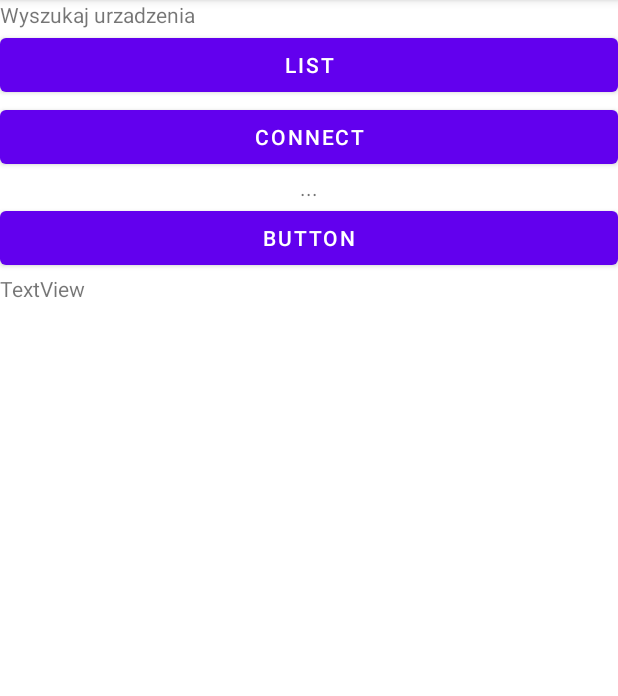
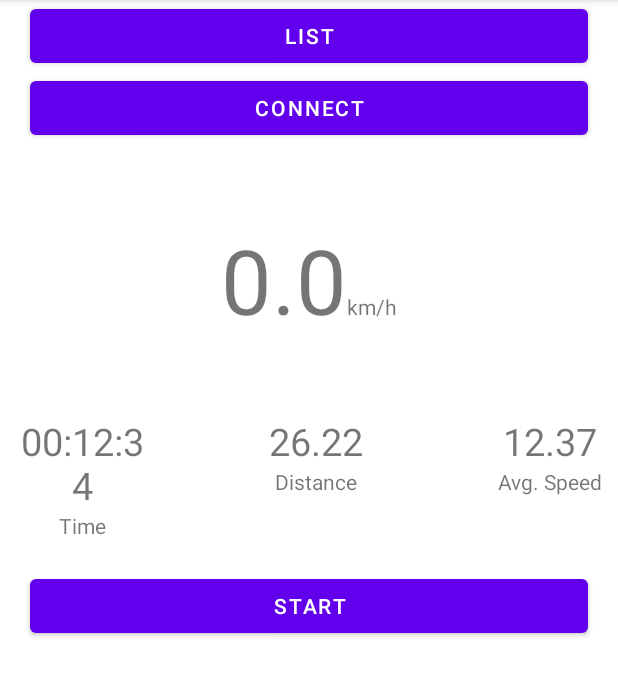
Before and after one commit to JJayU/SpeedMeterProject, an Android app: the screen it shows after launch (MainActivity), on a phone screen of 412 x 824 dp, the part 84-780 px from its top. Run offline under Robolectric (Android 15) with nearby library versions, the phone set to English and light mode, and no system bars; our stand-ins replace RxJava, data binding; libraries missing offline, so code that uses them is left out: com.harrysoft.androidbluetoothserial; 1 statement that could not run was skipped.

Commit message:
Basic GUI built.

```diff
--- a/app/src/main/java/com/example/speedmeterproject/BluetoothBridge.kt
+++ b/app/src/main/java/com/example/speedmeterproject/BluetoothBridge.kt
@@ -81,7 +81,8 @@ class BluetoothBridge(private val context: Context, private var binding: Activit
         }
 
         //TODO -> check if message is correct
-        binding.textView2.text = message
+        val speed : Double = message.toDouble() / 10.0
+        binding.actualSpeed.text = String.format("%04.1f", speed)
     }
 
     private fun onError(error : Throwable) {
--- a/app/src/main/java/com/example/speedmeterproject/MainActivity.kt
+++ b/app/src/main/java/com/example/speedmeterproject/MainActivity.kt
@@ -37,12 +37,8 @@ class MainActivity : AppCompatActivity() {
         }
 
         binding.ConnectButton.setOnClickListener() {
-            bluetoothBridge.setMacAddress("98:D3:31:F4:03:F5")
+            bluetoothBridge.setMacAddress("98:D3:31:F4:03:F5") //temporary
             bluetoothBridge.connectDevice()
-        }
-
-        binding.updatebutton.setOnClickListener() {
-            //binding.textView3.text = bluetoothBridge.testInt.toString()
         }
     }
 
--- a/app/src/main/res/layout/activity_main.xml
+++ b/app/src/main/res/layout/activity_main.xml
@@ -9,41 +9,129 @@
         android:layout_height="match_parent"
         android:orientation="vertical">
 
-        <TextView
-            android:id="@+id/textView"
-            android:layout_width="match_parent"
-            android:layout_height="wrap_content"
-            android:text="Wyszukaj urzadzenia" />
-
         <Button
             android:id="@+id/search_devices_button"
             android:layout_width="match_parent"
             android:layout_height="wrap_content"
+            android:layout_marginHorizontal="20dp"
             android:text="List" />
 
         <Button
             android:id="@+id/ConnectButton"
             android:layout_width="match_parent"
             android:layout_height="wrap_content"
+            android:layout_marginHorizontal="20dp"
             android:text="Connect" />
 
-        <TextView
-            android:id="@+id/textView2"
+        <LinearLayout
+            android:layout_width="wrap_content"
+            android:layout_height="wrap_content"
+            android:layout_gravity="center_horizontal"
+            android:layout_marginTop="50dp"
+            android:layout_marginBottom="50dp"
+            android:orientation="horizontal">
+
+            <TextView
+                android:id="@+id/actualSpeed"
+                android:layout_width="wrap_content"
+                android:layout_height="wrap_content"
+                android:text="0.0"
+                android:textAlignment="center"
+                android:textSize="60sp" />
+
+            <TextView
+                android:id="@+id/textView4"
+                android:layout_width="wrap_content"
+                android:layout_height="wrap_content"
+                android:text="km/h" />
+
+        </LinearLayout>
+
+        <LinearLayout
             android:layout_width="match_parent"
             android:layout_height="wrap_content"
-            android:text="..."
-            android:textAlignment="center" />
+            android:gravity="center_horizontal"
+            android:orientation="horizontal">
+
+            <LinearLayout
+                android:layout_width="100dp"
+                android:layout_height="wrap_content"
+                android:orientation="vertical"
+                android:paddingLeft="10dp"
+                tools:layout_weight="1"
+                tools:paddingRight="10dp">
+
+                <TextView
+                    android:id="@+id/tripTime"
+                    android:layout_width="match_parent"
+                    android:layout_height="wrap_content"
+                    android:text="00:12:34"
+                    android:textAlignment="center"
+                    android:textSize="25sp" />
+
+                <TextView
+                    android:id="@+id/tripTimeDesc"
+                    android:layout_width="match_parent"
+                    android:layout_height="wrap_content"
+                    android:text="Time"
+                    android:textAlignment="center" />
+            </LinearLayout>
+
+            <LinearLayout
+                android:layout_width="100dp"
+                android:layout_height="wrap_content"
+                android:layout_weight="1"
+                android:orientation="vertical"
+                android:paddingLeft="10dp"
+                tools:paddingRight="10dp">
+
+                <TextView
+                    android:id="@+id/tripDistance"
+                    android:layout_width="match_parent"
+                    android:layout_height="wrap_content"
+                    android:text="26.22"
+                    android:textAlignment="center"
+                    android:textSize="25sp" />
+
+                <TextView
+                    android:id="@+id/tripDistanceDesc"
+                    android:layout_width="match_parent"
+                    android:layout_height="wrap_content"
+                    android:text="Distance"
+                    android:textAlignment="center" />
+            </LinearLayout>
+
+            <LinearLayout
+                android:layout_width="100dp"
+                android:layout_height="wrap_content"
+                android:orientation="vertical"
+                android:paddingLeft="10dp"
+                tools:layout_weight="1"
+                tools:paddingRight="10dp">
+
+                <TextView
+                    android:id="@+id/avgSpeed"
+                    android:layout_width="match_parent"
+                    android:layout_height="wrap_content"
+                    android:text="12.37"
+                    android:textAlignment="center"
+                    android:textSize="25sp" />
+
+                <TextView
+                    android:id="@+id/avgSpeedDesc"
+                    android:layout_width="match_parent"
+                    android:layout_height="wrap_content"
+                    android:text="Avg. Speed"
+                    android:textAlignment="center" />
+            </LinearLayout>
+        </LinearLayout>
 
         <Button
-            android:id="@+id/updatebutton"
+            android:id="@+id/startButton"
             android:layout_width="match_parent"
             android:layout_height="wrap_content"
-            android:text="Button" />
+            android:layout_margin="20dp"
+            android:text="START" />
 
-        <TextView
-            android:id="@+id/textView3"
-            android:layout_width="match_parent"
-            android:layout_height="wrap_content"
-            android:text="TextView" />
     </LinearLayout>
 </layout>
```
